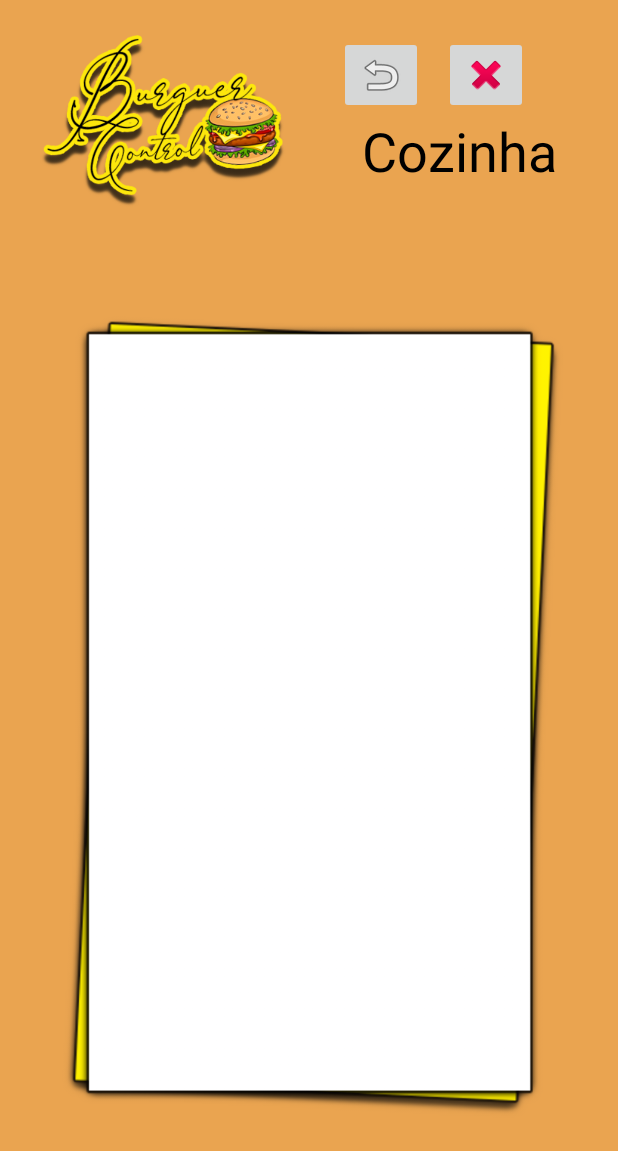
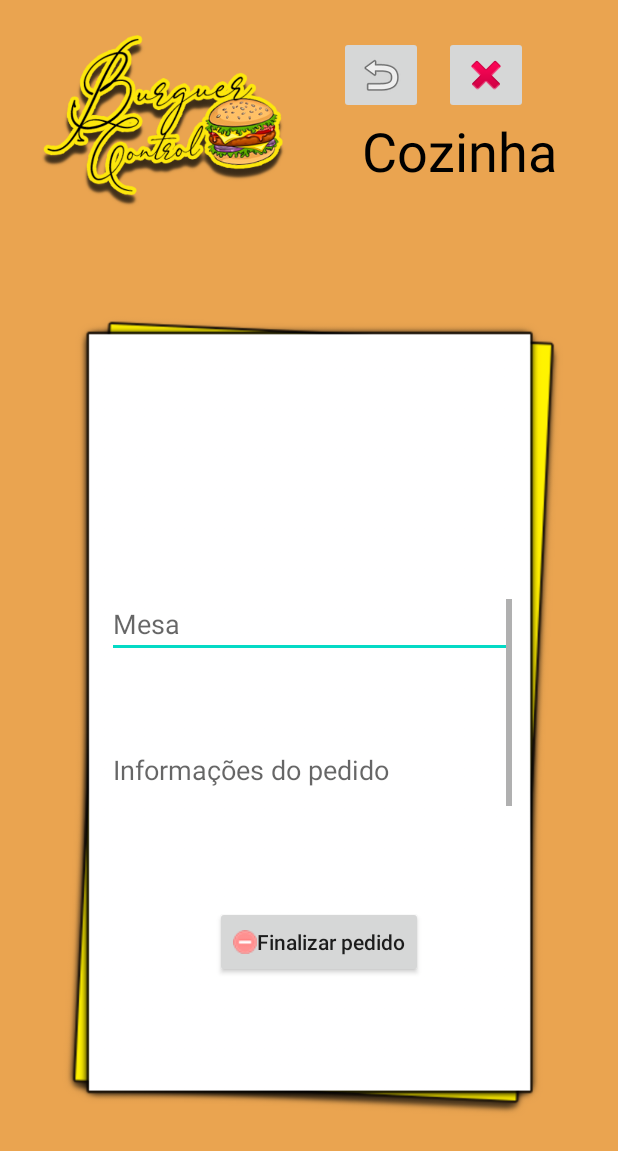
Before and after one commit to TyLuis/BurguerControl, an Android app: the cozinha screen opened directly, with no data from a screen before it, on a phone screen of 412 x 824 dp. Shown: the top 1151 px of the screen. Run offline under Robolectric (Android 15) with nearby library versions, the phone set to English and light mode, and no system bars; our stand-ins replace Firebase (no records; nobody signed in at launch, a user with empty details on screens opened directly).

Commit message:
Finalização da cozinha
cozinha finalizada e começo do ajuste da segurança para o usuario do aplicativo

```diff
--- a/app/src/main/java/com/example/BurguerControl/BebidaActivity.java
+++ b/app/src/main/java/com/example/BurguerControl/BebidaActivity.java
@@ -14,9 +14,7 @@ import android.widget.EditText;
 import android.widget.ListView;
 import android.widget.Toast;
 
-import com.example.BurguerControl.adaptador.BebidaAdaptador;
 import com.example.BurguerControl.objetos.Bebida;
-import com.example.BurguerControl.objetos.Burguer;
 import com.google.firebase.FirebaseApp;
 import com.google.firebase.auth.FirebaseAuth;
 import com.google.firebase.database.DataSnapshot;
@@ -26,7 +24,6 @@ import com.google.firebase.database.FirebaseDatabase;
 import com.google.firebase.database.ValueEventListener;
 
 import java.util.ArrayList;
-import java.util.List;
 import java.util.UUID;
 
 public class BebidaActivity extends AppCompatActivity {
@@ -86,7 +83,6 @@ public class BebidaActivity extends AppCompatActivity {
                     listaBebida.add(bebida);
                 }
                 arrayAdapterBebida = new ArrayAdapter<Bebida>(BebidaActivity.this,android.R.layout.simple_list_item_single_choice,listaBebida);
-                BebidaAdaptador bebidaAdaptador = new BebidaAdaptador(listaBebida,BebidaActivity.this);
                 listBebida.setAdapter(arrayAdapterBebida);
             }
             @Override
--- a/app/src/main/java/com/example/BurguerControl/HamburguerActivity.java
+++ b/app/src/main/java/com/example/BurguerControl/HamburguerActivity.java
@@ -4,11 +4,9 @@ import androidx.annotation.NonNull;
 import androidx.appcompat.app.AlertDialog;
 import androidx.appcompat.app.AppCompatActivity;
 
-import android.annotation.SuppressLint;
 import android.content.DialogInterface;
 import android.content.Intent;
 import android.os.Bundle;
-import android.view.ContextMenu;
 import android.view.View;
 import android.widget.AdapterView;
 import android.widget.ArrayAdapter;
@@ -16,7 +14,6 @@ import android.widget.EditText;
 import android.widget.ListView;
 import android.widget.Toast;
 
-import com.example.BurguerControl.adaptador.HamburguerAdaptador;
 import com.example.BurguerControl.objetos.Burguer;
 import com.google.firebase.FirebaseApp;
 import com.google.firebase.auth.FirebaseAuth;
@@ -86,7 +83,6 @@ public class HamburguerActivity extends AppCompatActivity{
                     listaBurguer.add(burguer);
                 }
                 arrayAdapterBurger = new ArrayAdapter<Burguer>(HamburguerActivity.this,android.R.layout.simple_list_item_single_choice,listaBurguer);
-                HamburguerAdaptador hamburguerAdaptador = new HamburguerAdaptador(listaBurguer,HamburguerActivity.this);
                 listBurguer.setAdapter(arrayAdapterBurger);
             }
             @Override
--- a/app/src/main/java/com/example/BurguerControl/MainActivity.java
+++ b/app/src/main/java/com/example/BurguerControl/MainActivity.java
@@ -22,12 +22,15 @@ import com.google.firebase.database.FirebaseDatabase;
 public class MainActivity extends AppCompatActivity {
     EditText etEmail, etSenha;
     private FirebaseAuth autentica;
+    private Button btnLogar;
 
     @Override
     protected void onCreate(Bundle savedInstanceState) {
         super.onCreate(savedInstanceState);
         setContentView(R.layout.activity_main);
         autentica = FirebaseAuth.getInstance();
+
+        btnLogar = (Button)findViewById(R.id.btLogar);
 
     }
 
--- a/app/src/main/java/com/example/BurguerControl/cozinha.java
+++ b/app/src/main/java/com/example/BurguerControl/cozinha.java
@@ -1,5 +1,6 @@
 package com.example.BurguerControl;
 
+import androidx.annotation.NonNull;
 import androidx.appcompat.app.AlertDialog;
 import androidx.appcompat.app.AppCompatActivity;
 
@@ -7,17 +8,123 @@ import android.content.DialogInterface;
 import android.content.Intent;
 import android.os.Bundle;
 import android.view.View;
+import android.widget.AdapterView;
+import android.widget.ArrayAdapter;
+import android.widget.EditText;
+import android.widget.ListView;
 import android.widget.Toast;
 
+import com.example.BurguerControl.objetos.Burguer;
+import com.example.BurguerControl.objetos.Pedidos;
+import com.google.firebase.FirebaseApp;
 import com.google.firebase.auth.FirebaseAuth;
+import com.google.firebase.database.DataSnapshot;
+import com.google.firebase.database.DatabaseError;
+import com.google.firebase.database.DatabaseReference;
+import com.google.firebase.database.FirebaseDatabase;
+import com.google.firebase.database.ValueEventListener;
+
+import java.util.ArrayList;
 
 public class cozinha extends AppCompatActivity {
     FirebaseAuth autentica = FirebaseAuth.getInstance();
+    FirebaseDatabase firebaseDatabase;
+    DatabaseReference databaseReference;
+    private ListView lstCozinha;
+    private EditText edtMesa, edtInfo, edtValor;
+    private ArrayList<Pedidos> listasPedido = new ArrayList<Pedidos>();
+    private ArrayAdapter<Pedidos> arrayAdapterPedido;
+    private Pedidos pedidoSelecionado;
 
     @Override
     protected void onCreate(Bundle savedInstanceState) {
         super.onCreate(savedInstanceState);
         setContentView(R.layout.activity_cozinha);
+
+        lstCozinha = (ListView)findViewById(R.id.livPedido);
+        edtMesa = (EditText)findViewById(R.id.edtMesa);
+        edtInfo = (EditText)findViewById(R.id.edtInfo);
+        edtValor = (EditText)findViewById(R.id.edtValorPedido);
+
+        inicializarFirebase();
+        popularListViewPedido();
+
+        lstCozinha.setOnItemClickListener(new AdapterView.OnItemClickListener() {
+            @Override
+            public void onItemClick(AdapterView<?> parent, View view, int position, long id) {
+                pedidoSelecionado = (Pedidos)parent.getItemAtPosition(position);
+                edtMesa.setText(String.valueOf(pedidoSelecionado.getMesa()));
+                edtInfo.setText(pedidoSelecionado.getInfoPedido());
+                edtValor.setText(String.valueOf(pedidoSelecionado.getValorPedido()));
+            }
+        });
+    }
+
+    private void inicializarFirebase() {
+        FirebaseApp.initializeApp(cozinha.this);
+        firebaseDatabase = FirebaseDatabase.getInstance();
+        databaseReference = FirebaseDatabase.getInstance().getReference();
+    }
+
+    private void popularListViewPedido() {
+        databaseReference.child("Pedido").addValueEventListener(new ValueEventListener() {
+            @Override
+            public void onDataChange(@NonNull DataSnapshot dataSnapshot) {
+                listasPedido.clear();
+                for (DataSnapshot objSnapshot:dataSnapshot.getChildren()){
+                    Pedidos pedidos = objSnapshot.getValue(Pedidos.class);
+                    listasPedido.add(pedidos);
+                }
+                arrayAdapterPedido = new ArrayAdapter<Pedidos>(cozinha.this,android.R.layout.simple_list_item_single_choice,listasPedido);
+                lstCozinha.setAdapter(arrayAdapterPedido);
+            }
+
+            @Override
+            public void onCancelled(@NonNull DatabaseError databaseError) {
+
+            }
+        });
+    }
+
+    @Override
+    protected void onResume() {
+        inicializarFirebase();
+        popularListViewPedido();
+        super.onResume();
+    }
+
+    @Override
+    protected void onStart() {
+        inicializarFirebase();
+        popularListViewPedido();
+        super.onStart();
+    }
+
+    public void finalizarPedido(View view){
+        AlertDialog.Builder msg = new AlertDialog.Builder(this);
+        msg.setTitle("Finalizando pedido");
+        msg.setMessage("Deseja realmente finalizar esse pedido?");
+        msg.setPositiveButton("Sim", new DialogInterface.OnClickListener() {
+            @Override
+            public void onClick(DialogInterface dialog, int which) {
+                Pedidos p = new Pedidos();
+                p.setIdPedido(pedidoSelecionado.getIdPedido());
+                databaseReference.child("Pedido").child(p.getIdPedido()).removeValue();
+
+                edtMesa.setText("");
+                edtInfo.setText("");
+                edtValor.setText("");
+            }
+        });
+        msg.setNegativeButton("Não", new DialogInterface.OnClickListener() {
+            @Override
+            public void onClick(DialogInterface dialog, int which) {
+                dialog.dismiss();
+                Toast.makeText(cozinha.this,"Ação cancelada",Toast.LENGTH_LONG).show();
+            }
+        });
+        AlertDialog alertDialog = msg.create();
+        alertDialog.show();
     }
 
     public void sairSistema(View view) {
--- a/app/src/main/java/com/example/BurguerControl/ingredientes.java
+++ b/app/src/main/java/com/example/BurguerControl/ingredientes.java
@@ -14,8 +14,6 @@ import android.widget.EditText;
 import android.widget.ListView;
 import android.widget.Toast;
 
-import com.example.BurguerControl.adaptador.IngredienteAdaptador;
-import com.example.BurguerControl.objetos.Bebida;
 import com.example.BurguerControl.objetos.Burguer;
 import com.example.BurguerControl.objetos.Ingrediente;
 import com.google.firebase.FirebaseApp;
@@ -77,7 +75,6 @@ public class ingredientes extends AppCompatActivity {
                     listaIngrediente.add(ingrediente);
                 }
                 arrayAdapterIngrediente = new ArrayAdapter<Ingrediente>(ingredientes.this,android.R.layout.simple_list_item_single_choice,listaIngrediente);
-                IngredienteAdaptador ingredienteAdaptador = new IngredienteAdaptador(listaIngrediente,ingredientes.this);
                 listIngredientes.setAdapter(arrayAdapterIngrediente);
             }
             @Override
--- a/app/src/main/java/com/example/BurguerControl/outrosProdutos.java
+++ b/app/src/main/java/com/example/BurguerControl/outrosProdutos.java
@@ -14,9 +14,6 @@ import android.widget.EditText;
 import android.widget.ListView;
 import android.widget.Toast;
 
-import com.example.BurguerControl.adaptador.OutrosProdutosAdaptador;
-import com.example.BurguerControl.objetos.Bebida;
-import com.example.BurguerControl.objetos.Burguer;
 import com.example.BurguerControl.objetos.OutroProduto;
 import com.google.firebase.FirebaseApp;
 import com.google.firebase.auth.FirebaseAuth;
@@ -78,7 +75,6 @@ public class outrosProdutos extends AppCompatActivity {
                     OutroProduto outreProducts = objSnapshot.getValue(OutroProduto.class);
                     listaOutros.add(outreProducts);
                 }
-                OutrosProdutosAdaptador outrosProdutosAdaptador = new OutrosProdutosAdaptador(listaOutros,outrosProdutos.this);
                 arrayAdapterOutros = new ArrayAdapter<OutroProduto>(outrosProdutos.this,android.R.layout.simple_list_item_single_choice,listaOutros);
                 listOutros.setAdapter(arrayAdapterOutros);
             }
--- a/app/src/main/res/layout/activity_cozinha.xml
+++ b/app/src/main/res/layout/activity_cozinha.xml
@@ -46,6 +46,17 @@
         app:layout_constraintTop_toTopOf="parent"
         app:srcCompat="@drawable/burguercontrol" />
 
+    <ImageView
+        android:id="@+id/imgFundo"
+        android:layout_width="wrap_content"
+        android:layout_height="wrap_content"
+        android:clickable="false"
+        app:layout_constraintBottom_toBottomOf="parent"
+        app:layout_constraintEnd_toEndOf="parent"
+        app:layout_constraintStart_toStartOf="parent"
+        app:layout_constraintTop_toBottomOf="@+id/imgLogo"
+        app:srcCompat="@drawable/menufundo" />
+
     <TextView
         android:id="@+id/txtCozinha"
         style="@style/Widget.AppCompat.TextView"
@@ -90,25 +101,78 @@
         android:orientation="horizontal"
         app:layout_constraintGuide_begin="689dp" />
 
-    <ImageView
-        android:id="@+id/imgFundo"
+    <ListView
+        android:id="@+id/livPedido"
+        android:layout_width="272dp"
+        android:layout_height="201dp"
+        android:layout_marginTop="188dp"
+        app:layout_constraintEnd_toEndOf="parent"
+        app:layout_constraintStart_toStartOf="parent"
+        app:layout_constraintTop_toTopOf="parent" />
+
+    <ScrollView
+        android:id="@+id/scrollView9"
+        android:layout_width="270dp"
+        android:layout_height="180dp"
+        android:layout_marginTop="10dp"
+        app:layout_constraintEnd_toEndOf="parent"
+        app:layout_constraintStart_toStartOf="parent"
+        app:layout_constraintTop_toBottomOf="@+id/livPedido">
+
+        <LinearLayout
+            android:layout_width="match_parent"
+            android:layout_height="180dp"
+            android:orientation="vertical">
+
+            <EditText
+                android:id="@+id/edtMesa"
+                android:layout_width="match_parent"
+                android:layout_height="39dp"
+                android:clickable="false"
+                android:editable="false"
+                android:ems="10"
+                android:hint="Mesa"
+                android:inputType="text" />
+
+            <MultiAutoCompleteTextView
+                android:id="@+id/edtInfo"
+                android:layout_width="match_parent"
+                android:layout_height="150dp"
+                android:clickable="false"
+                android:editable="false"
+                android:hint="Informações do pedido" />
+
+            <EditText
+                android:id="@+id/edtValorPedido"
+                android:layout_width="match_parent"
+                android:layout_height="wrap_content"
+                android:clickable="false"
+                android:editable="false"
+                android:ems="10"
+                android:hint="Valor do pedido"
+                android:inputType="numberDecimal" />
+        </LinearLayout>
+    </ScrollView>
+
+    <Button
+        android:id="@+id/btnFinalizarPedido"
+        style="@style/Widget.AppCompat.Button"
         android:layout_width="wrap_content"
         android:layout_height="wrap_content"
-        android:clickable="false"
+        android:layout_marginStart="100dp"
+        android:layout_marginLeft="100dp"
+        android:layout_marginTop="10dp"
+        android:layout_marginEnd="130dp"
+        android:layout_marginRight="130dp"
+        android:drawableLeft="@drawable/minus"
+        android:onClick="finalizarPedido"
+        android:text="Finalizar pedido"
+        android:textAppearance="@style/TextAppearance.AppCompat.Body2"
         app:layout_constraintBottom_toBottomOf="parent"
         app:layout_constraintEnd_toEndOf="parent"
+        app:layout_constraintHorizontal_bias="1.0"
         app:layout_constraintStart_toStartOf="parent"
-        app:layout_constraintTop_toBottomOf="@+id/imgLogo"
-        app:srcCompat="@drawable/menufundo" />
-
-    <ListView
-        android:id="@+id/livPedido"
-        android:layout_width="259dp"
-        android:layout_height="473dp"
-        android:layout_marginTop="188dp"
-        android:layout_marginEnd="76dp"
-        android:layout_marginRight="76dp"
-        app:layout_constraintEnd_toEndOf="parent"
-        app:layout_constraintTop_toTopOf="parent" />
+        app:layout_constraintTop_toBottomOf="@+id/scrollView9"
+        app:layout_constraintVertical_bias="0.08" />
 
 </androidx.constraintlayout.widget.ConstraintLayout>
--- a/app/src/main/res/layout/activity_main.xml
+++ b/app/src/main/res/layout/activity_main.xml
@@ -61,6 +61,7 @@
         android:layout_width="102dp"
         android:layout_height="43dp"
         android:drawableLeft="@android:drawable/ic_menu_send"
+        android:enabled="false"
         android:onClick="logarUsuario"
         android:text="Login"
         app:layout_constraintBottom_toTopOf="@+id/txtOu"
```
Also changed, not shown: app/src/main/java/com/example/BurguerControl/Pedido.java (+81 -6 lines), app/src/main/java/com/example/BurguerControl/adaptador/BebidaAdaptador.java (deleted, +0 -56 lines), app/src/main/java/com/example/BurguerControl/adaptador/HamburguerAdaptador.java (deleted, +0 -57 lines), app/src/main/java/com/example/BurguerControl/adaptador/IngredienteAdaptador.java (deleted, +0 -54 lines), app/src/main/java/com/example/BurguerControl/adaptador/OutrosProdutosAdaptador.java (deleted, +0 -58 lines), app/src/main/res/layout/activity_pedido.xml (+24 -0 lines).
